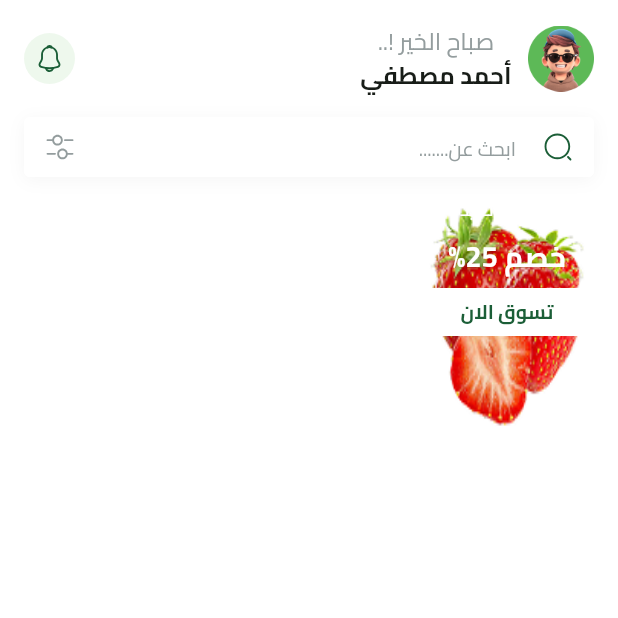
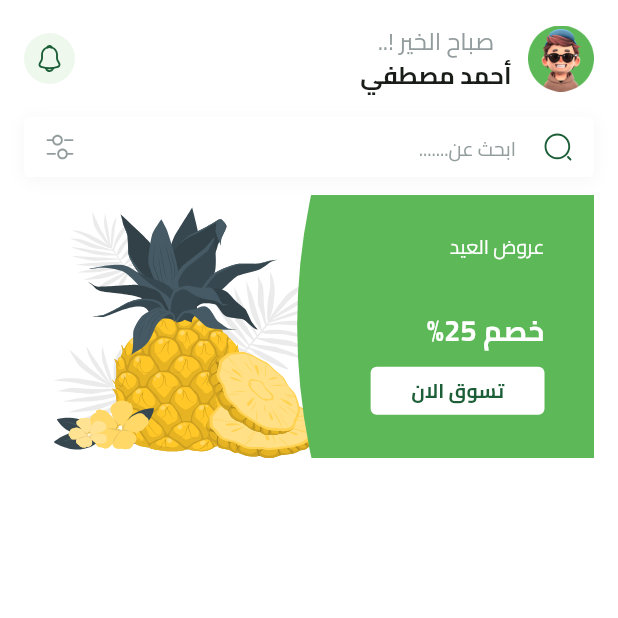
Before and after one commit to 3madhani/fruithub, a Flutter app: the HomeView screen opened by its route, on a phone screen of 412 x 824 dp, the top half of it. Run offline on Flutter 3.47's test engine with Material 3 defaults, Android fonts, the light colour scheme and no system bars; our stand-ins replace cloud_firestore, dartz, dots_indicator, firebase_auth, firebase_core, flutter_bloc and 7 more; missing offline and left inert: flutter_facebook_auth; accounts and stored records are empty.

Commit message:
feat: add featured item background SVG and update assets; enhance FeaturedItem widget layout

```diff
--- a/lib/core/utils/app_assets.dart
+++ b/lib/core/utils/app_assets.dart
@@ -29,6 +29,10 @@ class Assets {
   /// Assets for svgFacebookIcons
   /// assets/svg/facebook_Icons.svg
   static const String svgFacebookIcons = "assets/svg/facebook_Icons.svg";
+
+  /// Assets for svgFeaturedItemBackground
+  /// assets/svg/featured_item_background.svg
+  static const String svgFeaturedItemBackground = "assets/svg/featured_item_background.svg";
 
   /// Assets for svgFilter
   /// assets/svg/filter.svg
--- a/lib/feature/home/presentation/views/widgets/featured_item.dart
+++ b/lib/feature/home/presentation/views/widgets/featured_item.dart
@@ -1,4 +1,6 @@
 import 'package:flutter/material.dart';
+import 'package:flutter_svg/flutter_svg.dart';
+import 'package:flutter_svg_provider/flutter_svg_provider.dart' as svg;
 
 import '../../../../../core/utils/app_assets.dart';
 import '../../../../../core/utils/app_text_styles.dart';
@@ -9,42 +11,56 @@ class FeaturedItem extends StatelessWidget {
 
   @override
   Widget build(BuildContext context) {
+    var width = MediaQuery.sizeOf(context).width;
     return Container(
-      width: MediaQuery.sizeOf(context).width,
-      height: 158,
+      width: width,
+
       decoration: BoxDecoration(borderRadius: BorderRadius.circular(4)),
+      child: AspectRatio(
+        aspectRatio: 342 / 158,
         child: Stack(
           children: [
-          Image.asset(Assets.imagesStrawberryTest, fit: BoxFit.fill),
+            Positioned(
+              left: 0,
+              bottom: 0,
+              top: 0,
+              right: width * .4,
+              child: SvgPicture.asset(Assets.svgImage2, fit: BoxFit.fill),
+            ),
             Container(
+              padding: const EdgeInsets.only(right: 33),
+              width: width * .5,
               decoration: const BoxDecoration(
                 image: DecorationImage(
-                image: AssetImage(Assets.imagesStrawberryTest),
+                  image: svg.Svg(Assets.svgFeaturedItemBackground),
                   fit: BoxFit.fill,
                 ),
               ),
               child: Column(
+                mainAxisAlignment: MainAxisAlignment.center,
+                crossAxisAlignment: CrossAxisAlignment.start,
                 children: [
+                  const SizedBox(height: 25),
                   Text(
                     "عروض العيد",
-                  style: AppTextStyles.regular13.copyWith(color: Colors.white),
+                    style: AppTextStyles.regular13.copyWith(
+                      color: Colors.white,
                     ),
-                const SizedBox(height: 8),
+                  ),
+                  const Spacer(),
                   Text(
                     "خصم 25%",
                     style: AppTextStyles.bold19.copyWith(color: Colors.white),
                   ),
-                const SizedBox(height: 8),
-                 FeaturedItemButton(
-                  onPressed: () {
-
-                  },
-                 ),
+                  const SizedBox(height: 11),
+                  FeaturedItemButton(onPressed: () {}),
+                  const SizedBox(height: 29),
                 ],
               ),
             ),
           ],
         ),
+      ),
     );
   }
 }
--- a/lib/feature/home/presentation/views/widgets/featured_item_button.dart
+++ b/lib/feature/home/presentation/views/widgets/featured_item_button.dart
@@ -4,13 +4,12 @@ import 'package:fruithub/core/utils/app_colors.dart';
 import '../../../../../core/utils/app_text_styles.dart';
 
 class FeaturedItemButton extends StatelessWidget {
+  final void Function()? onPressed;
   const FeaturedItemButton({super.key, this.onPressed});
-  final void Function()? onPressed;
 
   @override
   Widget build(BuildContext context) {
     return SizedBox(
-      width: 116,
       height: 32,
       child: TextButton(
         style: TextButton.styleFrom(
@@ -19,9 +18,16 @@ class FeaturedItemButton extends StatelessWidget {
           padding: const EdgeInsets.all(3),
         ),
         onPressed: onPressed,
-        child: Text(
-          "تسوق الان",
-          style: AppTextStyles.bold13.copyWith(color: AppColors.primaryColor),
+        child: Padding(
+          padding: const EdgeInsets.symmetric(horizontal: 24),
+          child: FittedBox(
+            child: Text(
+              "تسوق الان",
+              style: AppTextStyles.bold13.copyWith(
+                color: AppColors.primaryColor,
+              ),
+            ),
+          ),
         ),
       ),
     );
--- a/pubspec.yaml
+++ b/pubspec.yaml
@@ -20,6 +20,7 @@ dependencies:
   flutter_localizations:
     sdk: flutter
   flutter_svg: ^2.1.0
+  flutter_svg_provider: ^1.0.7
   get_it: ^8.0.3
   google_sign_in: ^6.3.0
   intl: ^0.19.0
@@ -67,6 +68,5 @@ flutter_assets:
   filename: app_assets.dart
   field_prefix: null
 
-
 flutter_intl:
   enabled: true
```
Also changed, not shown: assets/svg/featured_item_background.svg (added), pubspec.lock. Lines whose indentation alone changed are shown as unchanged.
